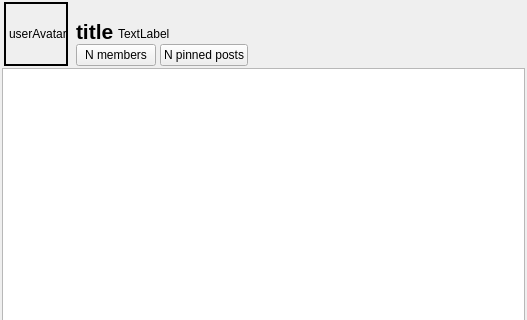
Above: sources/chat-area/ChatArea.ui from nuclear868/mattermost-qt before the change; both pictures show x 0 to 527 and y 0 to 320 of the 527 by 502 pixel window. Below: the same form after it.
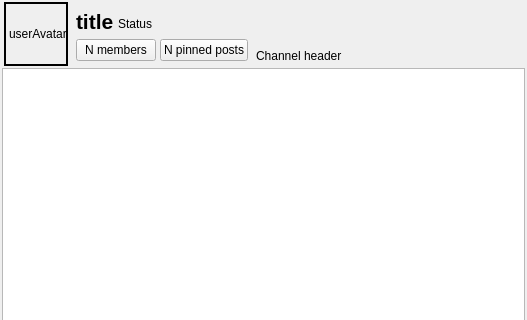
That is the form after the change. Icons and pictures are not drawn. Custom widgets are drawn as their Qt base class.

Commit message: fix(ChatArea): use separate labels for status and header

```diff
--- a/sources/chat-area/ChatArea.ui
+++ b/sources/chat-area/ChatArea.ui
@@ -136,7 +136,7 @@
             <enum>QFrame::NoFrame</enum>
            </property>
            <property name="text">
-            <string>TextLabel</string>
+            <string>Status</string>
            </property>
           </widget>
          </item>
@@ -181,6 +181,25 @@
            </property>
           </widget>
          </item>
+         <item alignment="Qt::AlignBottom">
+          <widget class="QLabel" name="headerLabel">
+           <property name="sizePolicy">
+            <sizepolicy hsizetype="Preferred" vsizetype="Maximum">
+             <horstretch>0</horstretch>
+             <verstretch>0</verstretch>
+            </sizepolicy>
+           </property>
+           <property name="styleSheet">
+            <string notr="true">padding-left:1px; padding-bottom: 3px</string>
+           </property>
+           <property name="frameShape">
+            <enum>QFrame::NoFrame</enum>
+           </property>
+           <property name="text">
+            <string>Channel header</string>
+           </property>
+          </widget>
+         </item>
          <item>
           <spacer name="horizontalSpacer_2">
            <property name="orientation">
```
Left out of the diff: 6 changed lines with no effect on the pictures. The commit also changes 1 other file.
